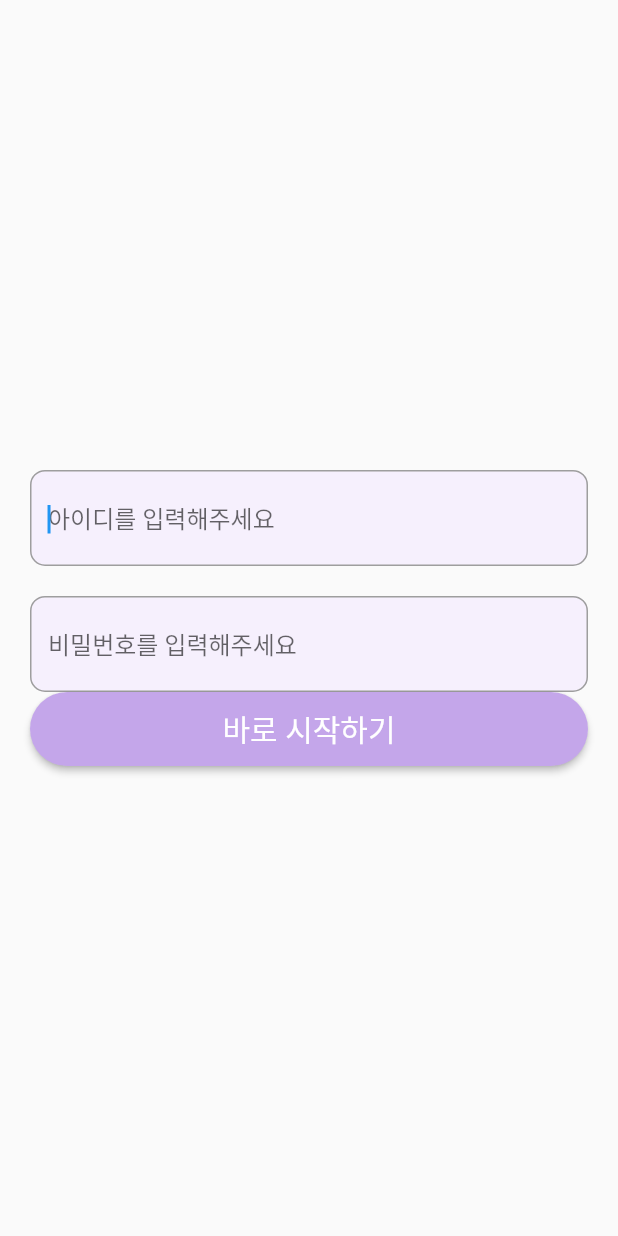
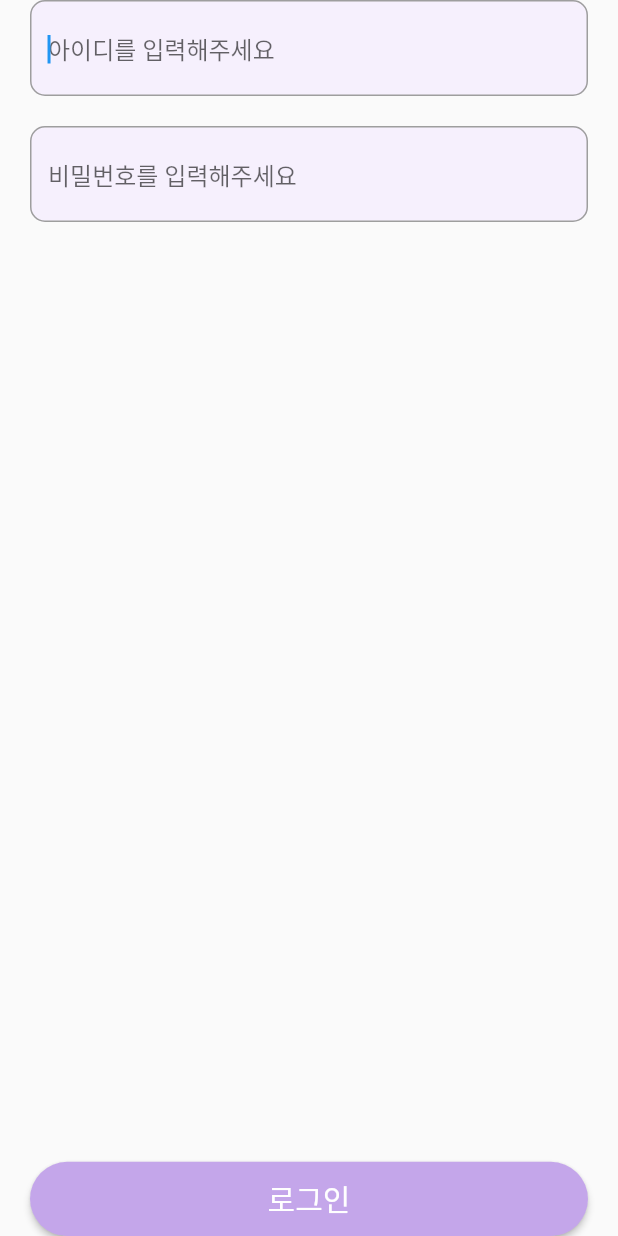
Before and after one commit to Lotura-STAC/STAC-Flutter, a Flutter app: the screen it shows after launch, after a tap on "이미 계정이 있으신가요? 로그인하기", on a phone screen of 412 x 824 dp. Run offline on Flutter 3.47's test engine with Material 2 defaults, Android fonts, the phone set to English and light mode, and no system bars; network calls fail.

Commit message:
add :: SafeArea

```diff
--- a/lib/screen/auth/sign_up_page.dart
+++ b/lib/screen/auth/sign_up_page.dart
@@ -54,7 +54,8 @@ class _SignUpPageState extends State<SignUpPage> {
           style: TextStyle(color: Colors.black, fontSize: 30),
         ),
       ),
-      body: Column(
+      body: SafeArea(
+        child: Column(
           children: [
             SizedBox(height: 100),
             customTextField(
@@ -105,6 +106,7 @@ class _SignUpPageState extends State<SignUpPage> {
             ),
           ],
         ),
+      ),
     );
   }
 }
--- a/lib/screen/auth/sing_in_page.dart
+++ b/lib/screen/auth/sing_in_page.dart
@@ -15,8 +15,11 @@ class _SignInPageState extends State<SignInPage> {
   @override
   Widget build(BuildContext context) {
     return Scaffold(
-      body: Column(
-        mainAxisAlignment: MainAxisAlignment.center,
+      body: SafeArea(
+        child: Column(
+          mainAxisAlignment: MainAxisAlignment.spaceBetween,
+          children: [
+            Column(
               children: [
                 customTextField(
                   autofocus: true,
@@ -31,6 +34,8 @@ class _SignInPageState extends State<SignInPage> {
                   controller: pwdController,
                   context: context,
                 ),
+              ],
+            ),
             SizedBox(
               width: MediaQuery.of(context).size.width - 40,
               height: MediaQuery.of(context).size.height * 0.06,
@@ -43,13 +48,14 @@ class _SignInPageState extends State<SignInPage> {
                 ),
                 onPressed: () {},
                 child: Text(
-                "바로 시작하기",
+                  "로그인",
                   style: TextStyle(fontSize: 20),
                 ),
               ),
             ),
           ],
         ),
+      ),
     );
   }
 }
```
Lines whose indentation alone changed are shown as unchanged.
